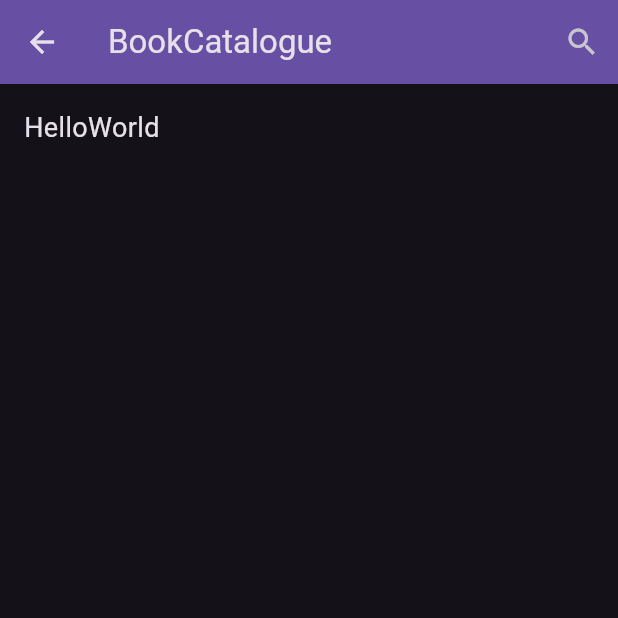
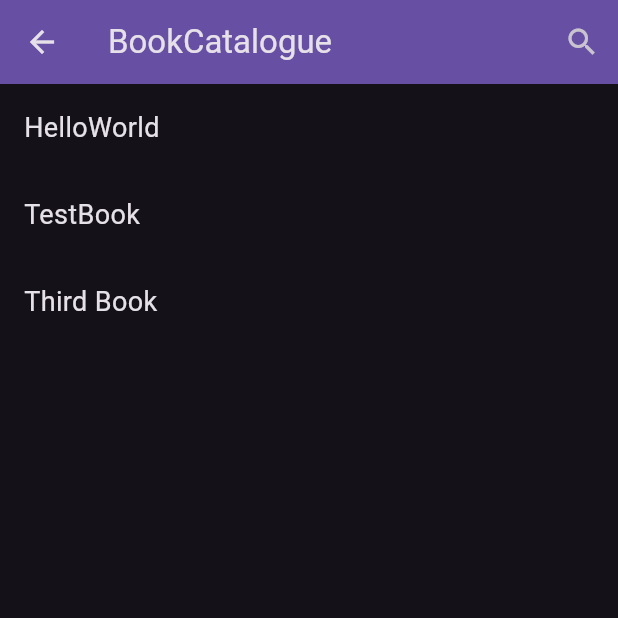
Before and after one commit to EthanBooth2/library_portal_app, a Flutter app: the screen it shows after launch, after a tap on "Book Catalogue", on a phone screen of 412 x 824 dp, the top half of it. Run offline on Flutter 3.47's test engine with Material 2 defaults, Android fonts, the phone set to English and light mode, and no system bars.

Commit message:
added the testbooks to the project

```diff
--- a/lib/bookCatalogue.dart
+++ b/lib/bookCatalogue.dart
@@ -40,9 +40,13 @@ class _BookCatalogueState extends State<BookCatalogue> {
   }
 
   Book testBook = Book("HelloWorld", "Student", "non-fiction", "this is an example of the description of a book");
+  Book testBookTwo = Book("TestBook", "Teacher", "fiction", "This is another example of the description of a book");
+  Book testBookThree = Book("Third Book", "Other", "fiction", "This is the final example of the description of a book");
   List<Book> bookList = [];
   void addElements() {
     bookList.add(testBook);
+    bookList.add(testBookTwo);
+    bookList.add(testBookThree);
   }
 
 
```
